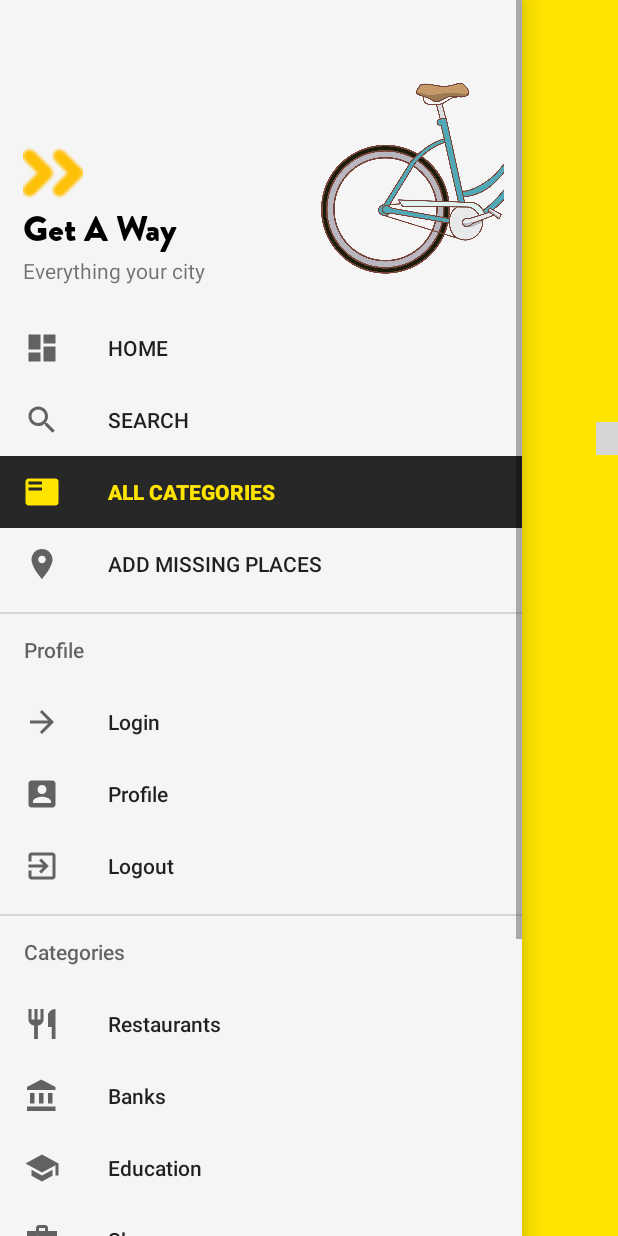
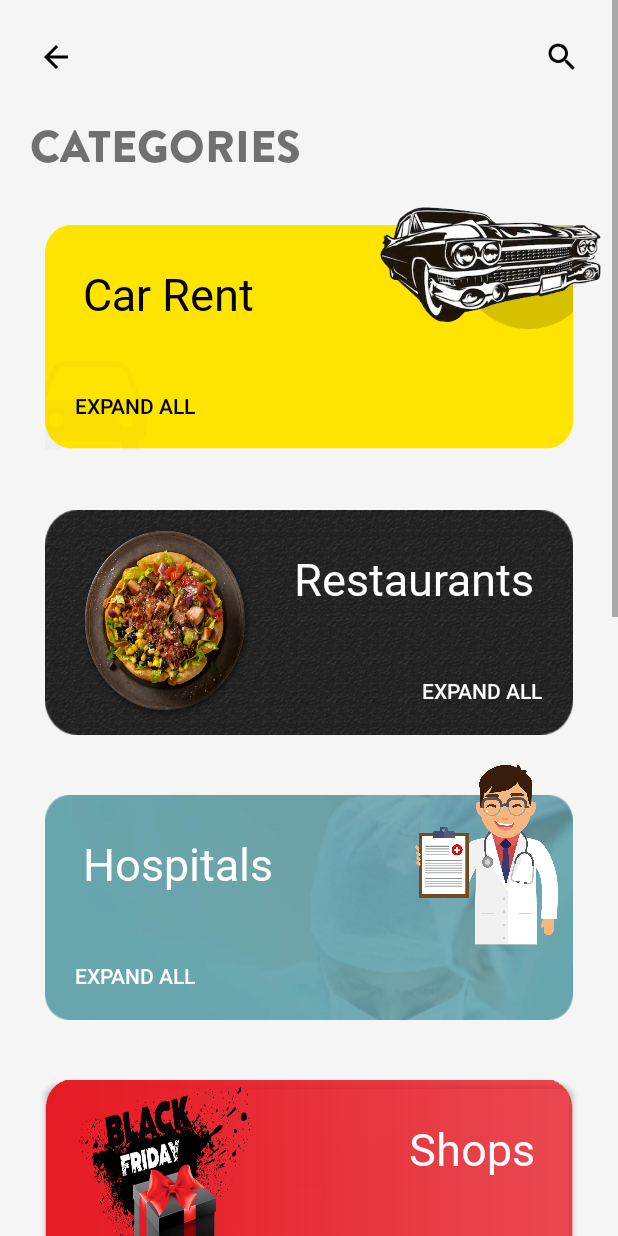
Before and after one commit to Dulanjali-Senarathna/CityGuide, an Android app: the screen it shows after launch (UserDashboard before the commit, AllCategories after it), in the side drawer, after a tap on "ALL CATEGORIES", on a phone screen of 412 x 824 dp. Run offline under Robolectric (Android 15) with nearby library versions, the phone set to English and light mode, and no system bars; grey boxes are pictures that could not be loaded.

Commit message:
All Categories Design Done

```diff
--- a/app/src/main/AndroidManifest.xml
+++ b/app/src/main/AndroidManifest.xml
@@ -9,7 +9,8 @@
         android:roundIcon="@mipmap/ic_launcher_round"
         android:supportsRtl="true"
         android:theme="@style/AppTheme">
-        <activity android:name=".Common.OnBoarding"></activity>
+        <activity android:name=".User.AllCategories"></activity>
+        <activity android:name=".Common.OnBoarding" />
         <activity android:name=".User.UserDashboard" />
         <activity android:name=".Common.SplashScreen">
             <intent-filter>
--- /dev/null
+++ b/app/src/main/java/com/example/cityguide/User/AllCategories.java
@@ -0,0 +1,33 @@
+package com.example.cityguide.User;
+
+import androidx.appcompat.app.AppCompatActivity;
+
+import android.os.Bundle;
+import android.view.View;
+import android.view.WindowManager;
+import android.widget.ImageView;
+
+import com.example.cityguide.R;
+
+public class AllCategories extends AppCompatActivity {
+
+    ImageView backBtn;
+
+    @Override
+    protected void onCreate(Bundle savedInstanceState) {
+        super.onCreate(savedInstanceState);
+        getWindow().setFlags(WindowManager.LayoutParams.FLAG_FULLSCREEN,WindowManager.LayoutParams.FLAG_FULLSCREEN);
+
+        setContentView(R.layout.activity_all_categories);
+
+        //Hooks
+        backBtn = findViewById(R.id.back_pressed);
+
+        backBtn.setOnClickListener(new View.OnClickListener() {
+            @Override
+            public void onClick(View v) {
+                AllCategories.super.onBackPressed();
+            }
+        });
+    }
+}
--- a/app/src/main/java/com/example/cityguide/User/UserDashboard.java
+++ b/app/src/main/java/com/example/cityguide/User/UserDashboard.java
@@ -7,6 +7,7 @@ import androidx.drawerlayout.widget.DrawerLayout;
 import androidx.recyclerview.widget.LinearLayoutManager;
 import androidx.recyclerview.widget.RecyclerView;
 
+import android.content.Intent;
 import android.graphics.drawable.GradientDrawable;
 import android.os.Bundle;
 import android.view.MenuItem;
@@ -117,6 +118,11 @@ public class UserDashboard extends AppCompatActivity implements NavigationView.O
 
     @Override
     public boolean onNavigationItemSelected(@NonNull MenuItem item) {
+        switch (item.getItemId()){
+            case R.id.nav_all_categories:
+                startActivity(new Intent(getApplicationContext(),AllCategories.class));
+                break;
+        }
         return true;
     }
 
--- /dev/null
+++ b/app/src/main/res/drawable/ic_arrow_back_black_24dp.xml
@@ -0,0 +1,9 @@
+<vector xmlns:android="http://schemas.android.com/apk/res/android"
+        android:width="24dp"
+        android:height="24dp"
+        android:viewportWidth="24.0"
+        android:viewportHeight="24.0">
+    <path
+        android:fillColor="#FF000000"
+        android:pathData="M20,11H7.83l5.59,-5.59L12,4l-8,8 8,8 1.41,-1.41L7.83,13H20v-2z"/>
+</vector>
--- /dev/null
+++ b/app/src/main/res/layout/activity_all_categories.xml
@@ -0,0 +1,385 @@
+<?xml version="1.0" encoding="utf-8"?>
+<ScrollView xmlns:android="http://schemas.android.com/apk/res/android"
+    xmlns:app="http://schemas.android.com/apk/res-auto"
+    xmlns:tools="http://schemas.android.com/tools"
+    android:layout_width="match_parent"
+    android:layout_height="match_parent"
+    tools:context=".User.AllCategories"
+    android:background="@color/lightWhite">
+
+    <LinearLayout
+        android:layout_width="match_parent"
+        android:layout_height="wrap_content"
+        android:layout_margin="10dp"
+        android:orientation="vertical">
+
+        <RelativeLayout
+            android:layout_width="match_parent"
+            android:layout_height="?actionBarSize">
+
+            <ImageView
+                android:id="@+id/back_pressed"
+                android:layout_width="wrap_content"
+                android:layout_height="wrap_content"
+                android:src="@drawable/ic_arrow_back_black_24dp"
+                android:padding="15dp"
+                android:layout_centerVertical="true"/>
+
+            <ImageView
+                android:layout_width="wrap_content"
+                android:layout_height="wrap_content"
+                android:src="@drawable/ic_search_black_24dp"
+                android:padding="15dp"
+                android:layout_centerVertical="true"
+                android:layout_alignParentRight="true"/>
+
+        </RelativeLayout>
+
+        <TextView
+            android:layout_width="wrap_content"
+            android:layout_height="wrap_content"
+            android:text="Categories"
+            android:textSize="30sp"
+            android:fontFamily="@font/brandon_grotesque_black"
+            android:padding="10dp"
+            android:textAllCaps="true"/>
+
+        <RelativeLayout
+            android:layout_width="match_parent"
+            android:layout_height="190dp">
+
+            <RelativeLayout
+                android:layout_width="match_parent"
+                android:layout_height="150dp"
+                android:background="@drawable/car_background"
+                android:layout_margin="20dp">
+
+                <TextView
+                    android:textColor="@color/black"
+                    android:layout_width="wrap_content"
+                    android:layout_height="wrap_content"
+                    android:text="@string/car_rent"
+                    android:textSize="30sp"
+                    android:fontFamily="@font/baloo"
+                    android:padding="25dp" />
+
+                <Button
+                    android:textColor="@color/black"
+                    android:layout_width="wrap_content"
+                    android:layout_height="wrap_content"
+                    android:text="@string/expand_all"
+                    android:background="#00000000"
+                    android:padding="20dp"
+                    android:layout_alignParentBottom="true"/>
+
+
+
+            </RelativeLayout>
+
+            <ImageView
+                android:layout_width="150dp"
+                android:layout_height="150dp"
+                android:layout_marginTop="-40dp"
+                android:src="@drawable/categories_rent_car_icon"
+                android:layout_alignParentRight="true"/>
+
+        </RelativeLayout>
+
+        <androidx.cardview.widget.CardView
+            app:cardCornerRadius="10dp"
+            android:layout_width="match_parent"
+            android:layout_height="wrap_content"
+            app:cardBackgroundColor="#00000000"
+            android:layout_margin="20dp"
+            android:elevation="8dp">
+
+            <RelativeLayout
+                android:layout_width="match_parent"
+                android:layout_height="150dp"
+                android:background="@drawable/food_back">
+
+                <ImageView
+                    android:layout_width="120dp"
+                    android:layout_height="match_parent"
+                    android:background="@drawable/categories_restaurant_icon"
+                    android:layout_marginLeft="20dp"/>
+
+                <TextView
+                    android:textColor="@color/white"
+                    android:layout_alignParentRight="true"
+                    android:layout_width="wrap_content"
+                    android:layout_height="wrap_content"
+                    android:text="@string/restaurants"
+                    android:textSize="30sp"
+                    android:fontFamily="@font/baloo"
+                    android:padding="25dp" />
+
+                <Button
+                    android:textColor="@color/white"
+                    android:layout_alignParentRight="true"
+                    android:layout_width="wrap_content"
+                    android:layout_height="wrap_content"
+                    android:text="@string/expand_all"
+                    android:background="#00000000"
+                    android:padding="20dp"
+                    android:layout_alignParentBottom="true"/>
+
+            </RelativeLayout>
+
+        </androidx.cardview.widget.CardView>
+
+        <RelativeLayout
+            android:layout_width="match_parent"
+            android:layout_height="190dp">
+
+            <RelativeLayout
+                android:layout_width="match_parent"
+                android:layout_height="150dp"
+                android:background="@drawable/hospital_back"
+                android:layout_margin="20dp">
+
+                <TextView
+                    android:textColor="@color/white"
+                    android:layout_width="wrap_content"
+                    android:layout_height="wrap_content"
+                    android:text="@string/hospital"
+                    android:textSize="30sp"
+                    android:fontFamily="@font/baloo"
+                    android:padding="25dp" />
+
+                <Button
+                    android:textColor="@color/white"
+                    android:layout_width="wrap_content"
+                    android:layout_height="wrap_content"
+                    android:text="@string/expand_all"
+                    android:background="#00000000"
+                    android:padding="20dp"
+                    android:layout_alignParentBottom="true"/>
+
+
+
+            </RelativeLayout>
+
+            <ImageView
+                android:layout_width="150dp"
+                android:layout_height="150dp"
+                android:layout_marginTop="-15dp"
+                android:src="@drawable/hospital_image"
+                android:layout_alignParentRight="true"/>
+
+        </RelativeLayout>
+
+        <androidx.cardview.widget.CardView
+            app:cardCornerRadius="10dp"
+            android:layout_width="match_parent"
+            android:layout_height="wrap_content"
+            app:cardBackgroundColor="#00000000"
+            android:layout_margin="20dp"
+            android:elevation="8dp">
+
+            <RelativeLayout
+                android:layout_width="match_parent"
+                android:layout_height="150dp"
+                android:background="@drawable/shop_back">
+
+                <ImageView
+                    android:layout_width="120dp"
+                    android:layout_height="match_parent"
+                    android:background="@drawable/categories_shop_icon"
+                    android:layout_marginLeft="20dp"/>
+
+                <TextView
+                    android:textColor="@color/white"
+                    android:layout_alignParentRight="true"
+                    android:layout_width="wrap_content"
+                    android:layout_height="wrap_content"
+                    android:text="@string/shops"
+                    android:textSize="30sp"
+                    android:fontFamily="@font/baloo"
+                    android:padding="25dp" />
+
+                <Button
+                    android:textColor="@color/white"
+                    android:layout_alignParentRight="true"
+                    android:layout_width="wrap_content"
+                    android:layout_height="wrap_content"
+                    android:text="@string/expand_all"
+                    android:background="#00000000"
+                    android:padding="20dp"
+                    android:layout_alignParentBottom="true"/>
+
+            </RelativeLayout>
+
+        </androidx.cardview.widget.CardView>
+
+        <RelativeLayout
+            android:layout_width="match_parent"
+            android:layout_height="190dp">
+
+            <RelativeLayout
+                android:layout_width="match_parent"
+                android:layout_height="150dp"
+                android:background="@drawable/car_background"
+                android:layout_margin="20dp">
+
+                <TextView
+                    android:textColor="@color/black"
+                    android:layout_width="wrap_content"
+                    android:layout_height="wrap_content"
+                    android:text="@string/car_rent"
+                    android:textSize="30sp"
+                    android:fontFamily="@font/baloo"
+                    android:padding="25dp" />
+
+                <Button
+                    android:textColor="@color/black"
+                    android:layout_width="wrap_content"
+                    android:layout_height="wrap_content"
+                    android:text="@string/expand_all"
+                    android:background="#00000000"
+                    android:padding="20dp"
+                    android:layout_alignParentBottom="true"/>
+
+
+
+            </RelativeLayout>
+
+            <ImageView
+                android:layout_width="150dp"
+                android:layout_height="150dp"
+                android:layout_marginTop="-40dp"
+                android:src="@drawable/categories_rent_car_icon"
+                android:layout_alignParentRight="true"/>
+
+        </RelativeLayout>
+
+        <androidx.cardview.widget.CardView
+            app:cardCornerRadius="10dp"
+            android:layout_width="match_parent"
+            android:layout_height="wrap_content"
+            app:cardBackgroundColor="#00000000"
+            android:layout_margin="20dp"
+            android:elevation="8dp">
+
+            <RelativeLayout
+                android:layout_width="match_parent"
+                android:layout_height="150dp"
+                android:background="@drawable/food_back">
+
+                <ImageView
+                    android:layout_width="120dp"
+                    android:layout_height="match_parent"
+                    android:background="@drawable/categories_restaurant_icon"
+                    android:layout_marginLeft="20dp"/>
+
+                <TextView
+                    android:textColor="@color/white"
+                    android:layout_alignParentRight="true"
+                    android:layout_width="wrap_content"
+                    android:layout_height="wrap_content"
+                    android:text="@string/restaurants"
+                    android:textSize="30sp"
+                    android:fontFamily="@font/baloo"
+                    android:padding="25dp" />
+
+                <Button
+                    android:textColor="@color/white"
+                    android:layout_alignParentRight="true"
+                    android:layout_width="wrap_content"
+                    android:layout_height="wrap_content"
+                    android:text="@string/expand_all"
+                    android:background="#00000000"
+                    android:padding="20dp"
+                    android:layout_alignParentBottom="true"/>
+
+            </RelativeLayout>
+
+        </androidx.cardview.widget.CardView>
+
+        <RelativeLayout
+            android:layout_width="match_parent"
+            android:layout_height="190dp">
+
+            <RelativeLayout
+                android:layout_width="match_parent"
+                android:layout_height="150dp"
+                android:background="@drawable/hospital_back"
+                android:layout_margin="20dp">
+
+                <TextView
+                    android:textColor="@color/white"
+                    android:layout_width="wrap_content"
+                    android:layout_height="wrap_content"
+                    android:text="@string/hospital"
+                    android:textSize="30sp"
+                    android:fontFamily="@font/baloo"
+                    android:padding="25dp" />
+
+                <Button
+                    android:textColor="@color/white"
+                    android:layout_width="wrap_content"
+                    android:layout_height="wrap_content"
+                    android:text="@string/expand_all"
+                    android:background="#00000000"
+                    android:padding="20dp"
+                    android:layout_alignParentBottom="true"/>
+
+
+
+            </RelativeLayout>
+
+            <ImageView
+                android:layout_width="150dp"
+                android:layout_height="150dp"
+                android:layout_marginTop="-15dp"
+                android:src="@drawable/hospital_image"
+                android:layout_alignParentRight="true"/>
+
+        </RelativeLayout>
+
+        <androidx.cardview.widget.CardView
+            app:cardCornerRadius="10dp"
+            android:layout_width="match_parent"
+            android:layout_height="wrap_content"
+            app:cardBackgroundColor="#00000000"
+            android:layout_margin="20dp"
+            android:elevation="8dp">
+
+            <RelativeLayout
+                android:layout_width="match_parent"
+                android:layout_height="150dp"
+                android:background="@drawable/shop_back">
+
+                <ImageView
+                    android:layout_width="120dp"
+                    android:layout_height="match_parent"
+                    android:background="@drawable/categories_shop_icon"
+                    android:layout_marginLeft="20dp"/>
+
+                <TextView
+                    android:textColor="@color/white"
+                    android:layout_alignParentRight="true"
+                    android:layout_width="wrap_content"
+                    android:layout_height="wrap_content"
+                    android:text="@string/shops"
+                    android:textSize="30sp"
+                    android:fontFamily="@font/baloo"
+                    android:padding="25dp" />
+
+                <Button
+                    android:textColor="@color/white"
+                    android:layout_alignParentRight="true"
+                    android:layout_width="wrap_content"
+                    android:layout_height="wrap_content"
+                    android:text="@string/expand_all"
+                    android:background="#00000000"
+                    android:padding="20dp"
+                    android:layout_alignParentBottom="true"/>
+
+            </RelativeLayout>
+
+        </androidx.cardview.widget.CardView>
+
+    </LinearLayout>
+
+</ScrollView>
--- a/app/src/main/res/values/strings.xml
+++ b/app/src/main/res/values/strings.xml
@@ -39,6 +39,9 @@
     <string name="shops">Shops</string>
     <string name="banks">Banks</string>
     <string name="education">Education</string>
+    <string name="car_rent">Car Rent</string>
+    <string name="expand_all">Expand All</string>
+    <string name="hospital">Hospitals</string>
 
     <string name="share">Share</string>
     <string name="rate_us">Rate Us</string>
```
Also changed, not shown: app/src/main/res/drawable/car_background.png (added), app/src/main/res/drawable/categories_rent_car_icon.png (added), app/src/main/res/drawable/categories_restaurant_icon.png (added), app/src/main/res/drawable/categories_shop_icon.png (added), app/src/main/res/drawable/food_back.png (added), app/src/main/res/drawable/hospital_back.png (added), app/src/main/res/drawable/hospital_image.png (added), app/src/main/res/drawable/shop_back.png (added).
